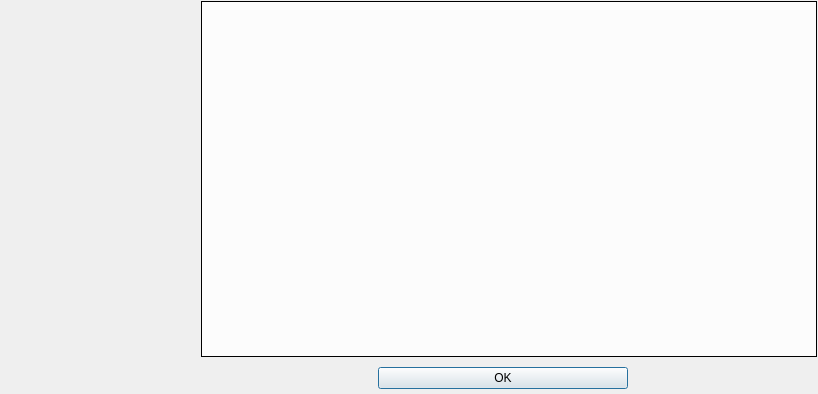
Old version of the form src/klfaboutdialog.ui in the repository CryFeiFei/klatexformula.
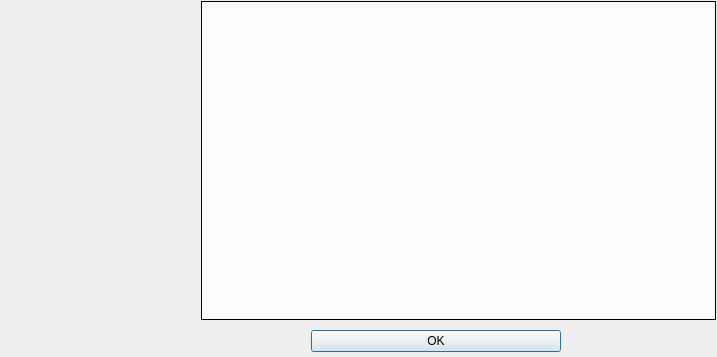
New version of the form. Icons and pictures are not drawn.

Patch:
```diff
--- a/src/klfaboutdialog.ui
+++ b/src/klfaboutdialog.ui
@@ -9,8 +9,8 @@
    <rect>
     <x>0</x>
     <y>0</y>
-    <width>818</width>
-    <height>394</height>
+    <width>717</width>
+    <height>357</height>
    </rect>
   </property>
   <property name="windowTitle">
```
Left out of the diff: 9 changed lines with no effect on the pictures.
